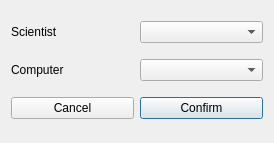
First picture: the form in GUI/ui/addconnectiondialog.ui, repository atlie15/GraphicalUI, before the edit.
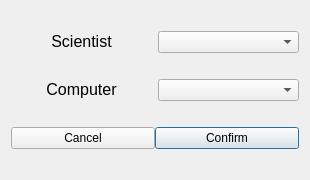
Second picture: the form after the edit. Icons and pictures are not drawn.

Diff of the .ui file:
```diff
--- a/GUI/ui/addconnectiondialog.ui
+++ b/GUI/ui/addconnectiondialog.ui
@@ -9,8 +9,8 @@
    <rect>
     <x>0</x>
     <y>0</y>
-    <width>274</width>
-    <height>143</height>
+    <width>310</width>
+    <height>180</height>
    </rect>
   </property>
   <property name="sizePolicy">
@@ -27,8 +27,14 @@
     <layout class="QHBoxLayout" name="horizontalLayout">
      <item>
       <widget class="QLabel" name="label_scientist">
+       <property name="layoutDirection">
+        <enum>Qt::LeftToRight</enum>
+       </property>
        <property name="text">
-        <string>Scientist</string>
+        <string>&lt;html&gt;&lt;head/&gt;&lt;body&gt;&lt;p&gt;&lt;span style=&quot; font-size:12pt;&quot;&gt;Scientist&lt;/span&gt;&lt;/p&gt;&lt;/body&gt;&lt;/html&gt;</string>
+       </property>
+       <property name="alignment">
+        <set>Qt::AlignCenter</set>
        </property>
       </widget>
      </item>
@@ -42,7 +48,7 @@
      <item>
       <widget class="QLabel" name="label_computer">
        <property name="text">
-        <string>Computer</string>
+        <string>&lt;html&gt;&lt;head/&gt;&lt;body&gt;&lt;p align=&quot;center&quot;&gt;&lt;span style=&quot; font-size:12pt;&quot;&gt;Computer&lt;/span&gt;&lt;/p&gt;&lt;/body&gt;&lt;/html&gt;</string>
        </property>
       </widget>
      </item>
@@ -53,6 +59,9 @@
    </item>
    <item>
     <layout class="QHBoxLayout" name="horizontalLayout_3">
+     <property name="spacing">
+      <number>0</number>
+     </property>
      <item>
       <widget class="QPushButton" name="pushButton_cancel">
        <property name="focusPolicy">
@@ -65,6 +74,12 @@
         <iconset resource="../icons.qrc">
          <normaloff>:/icons/icons/Remove.png</normaloff>:/icons/icons/Remove.png</iconset>
        </property>
+       <property name="iconSize">
+        <size>
+         <width>30</width>
+         <height>30</height>
+        </size>
+       </property>
       </widget>
      </item>
      <item>
@@ -76,6 +91,12 @@
         <iconset resource="../icons.qrc">
          <normaloff>:/icons/icons/check.png</normaloff>:/icons/icons/check.png</iconset>
        </property>
+       <property name="iconSize">
+        <size>
+         <width>30</width>
+         <height>30</height>
+        </size>
+       </property>
       </widget>
      </item>
     </layout>
```
Left out of the diff: 4 changed lines with no effect on the pictures.
